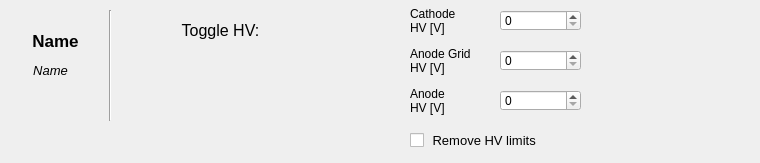
First picture: the form in sbndprmdaq/prm_settings/single_prm_hv_settings.ui, repository marcodeltutto/SBNDPurityMonitorDAQ, before the edit.
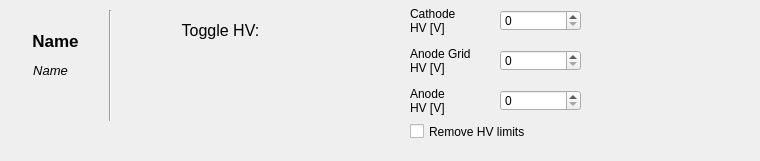
Second picture: the form after the edit. Custom widgets are drawn as their Qt base class.

Diff of the .ui file:
```diff
--- a/sbndprmdaq/prm_settings/single_prm_hv_settings.ui
+++ b/sbndprmdaq/prm_settings/single_prm_hv_settings.ui
@@ -7,7 +7,7 @@
     <x>0</x>
     <y>0</y>
     <width>760</width>
-    <height>163</height>
+    <height>161</height>
    </rect>
   </property>
   <property name="windowTitle">
@@ -191,18 +191,13 @@
     <property name="geometry">
      <rect>
       <x>410</x>
-      <y>130</y>
-      <width>182</width>
-      <height>21</height>
+      <y>120</y>
+      <width>141</width>
+      <height>23</height>
      </rect>
     </property>
-    <property name="font">
-     <font>
-      <pointsize>10</pointsize>
-     </font>
-    </property>
     <property name="text">
-     <string> Remove HV limits</string>
+     <string>Remove HV limits</string>
     </property>
    </widget>
   <action name="actionShow_Logs">
```
Left out of the diff: 49 changed lines with no effect on the pictures.
